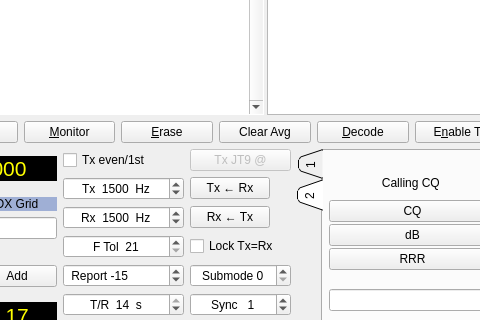
This is mainwindow.ui in saitohirga/WSJT-X as Qt 5 draws it before an edit; both pictures show x 183 to 663 and y 161 to 481 of the 896 by 565 pixel window. The edited form follows.
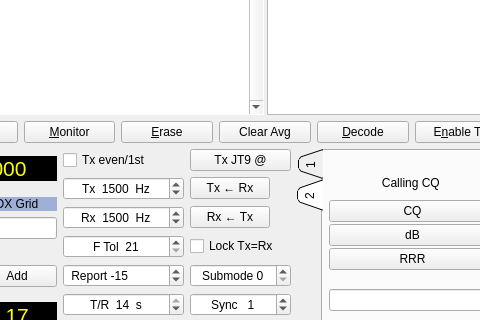
This is the edited form. Custom widgets are drawn as their Qt base class.

Commit message: Set pbTxMode button enabled by default.

What changed in the file:
```diff
--- a/mainwindow.ui
+++ b/mainwindow.ui
@@ -864,7 +864,7 @@
                  <item row="1" column="1">
                   <widget class="QPushButton" name="pbTxMode">
                    <property name="enabled">
-                    <bool>false</bool>
+                    <bool>true</bool>
                    </property>
                    <property name="toolTip">
                     <string>Toggle Tx mode</string>
```
